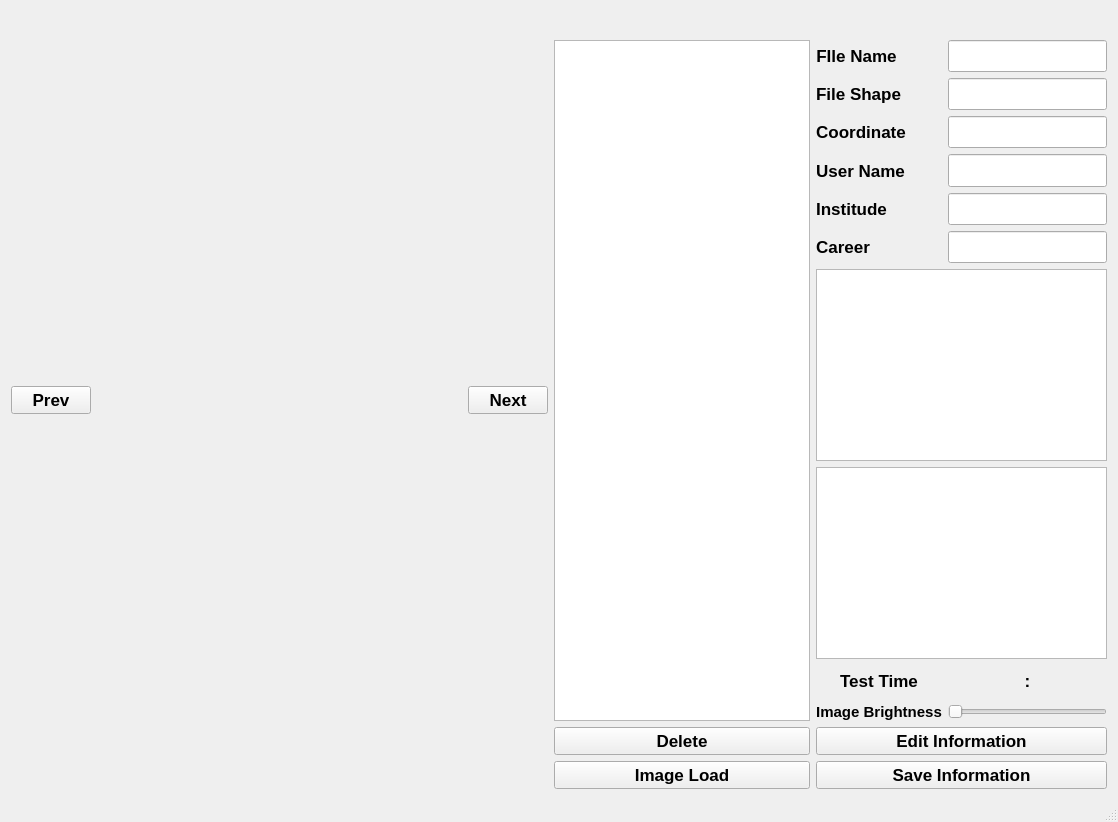
First picture: the form in Annotation_Tool_Main.ui, repository Yoon0527/Annotation_Tool_Main, before the edit.
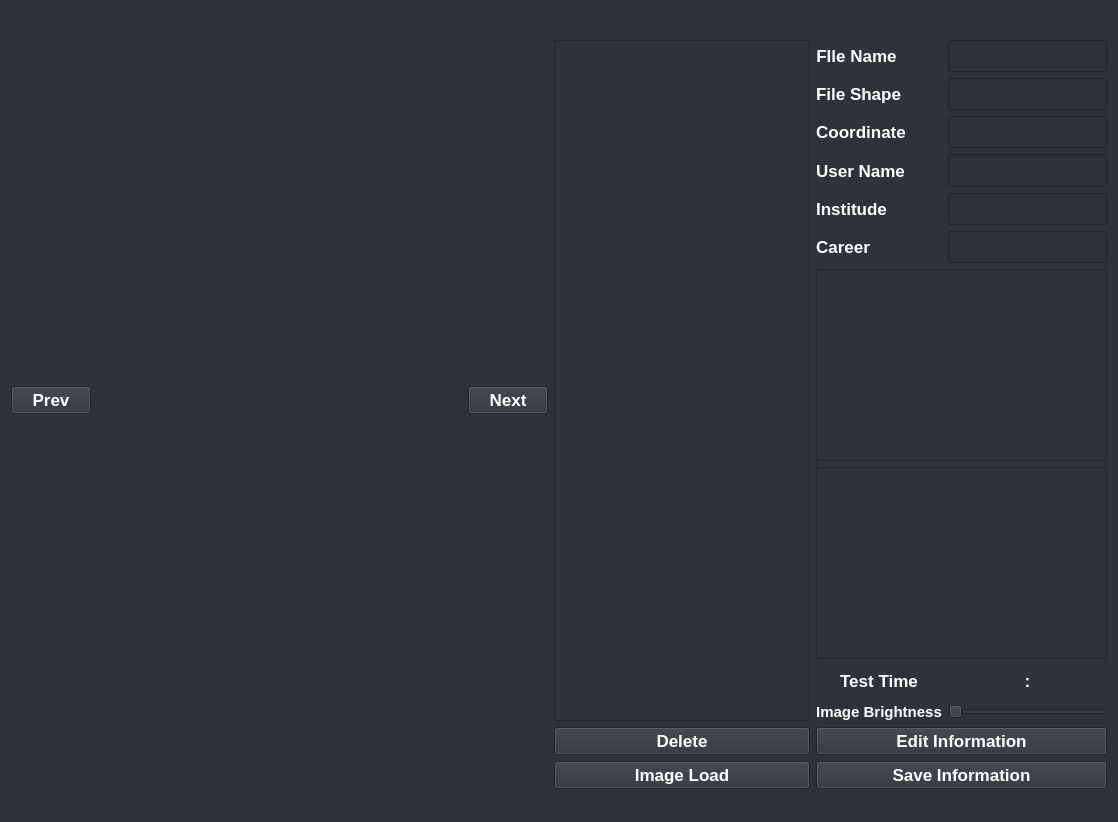
Second picture: the form after the edit.

Commit message: ui 색상 변경

```diff
--- a/Annotation_Tool_Main.ui
+++ b/Annotation_Tool_Main.ui
@@ -24,6 +24,9 @@
   <property name="windowTitle">
    <string>Annotation_Tool_Main</string>
   </property>
+  <property name="styleSheet">
+   <string notr="true">background-color:rgb(46,52,54);</string>
+  </property>
   <widget class="QWidget" name="centralWidget">
    <property name="sizePolicy">
     <sizepolicy hsizetype="Maximum" vsizetype="Maximum">
@@ -31,6 +34,9 @@
      <verstretch>0</verstretch>
     </sizepolicy>
    </property>
+   <property name="styleSheet">
+    <string notr="true">background-color:rgb(46,52,54);</string>
+   </property>
    <layout class="QGridLayout" name="gridLayout_2">
     <item row="0" column="0">
      <layout class="QHBoxLayout" name="horizontalLayout_2">
@@ -48,6 +54,9 @@
           <bold>true</bold>
          </font>
         </property>
+        <property name="styleSheet">
+         <string notr="true">color:white;</string>
+        </property>
         <property name="text">
          <string>Prev</string>
         </property>
@@ -83,6 +92,9 @@
           <bold>true</bold>
          </font>
         </property>
+        <property name="styleSheet">
+         <string notr="true">color:white;</string>
+        </property>
         <property name="text">
          <string>Next</string>
         </property>
@@ -98,6 +110,9 @@
             <bold>true</bold>
            </font>
           </property>
+          <property name="styleSheet">
+           <string notr="true">color:white;</string>
+          </property>
           <property name="text">
            <string>Save Information</string>
           </property>
@@ -111,6 +126,9 @@
             <bold>true</bold>
            </font>
           </property>
+          <property name="styleSheet">
+           <string notr="true">color:white;</string>
+          </property>
           <property name="text">
            <string>Edit Information</string>
           </property>
@@ -124,6 +142,9 @@
             <bold>true</bold>
            </font>
           </property>
+          <property name="styleSheet">
+           <string notr="true">color:white;</string>
+          </property>
           <property name="text">
            <string>Delete</string>
           </property>
@@ -137,6 +158,9 @@
             <bold>true</bold>
            </font>
           </property>
+          <property name="styleSheet">
+           <string notr="true">color:white;</string>
+          </property>
           <property name="text">
            <string>Image Load</string>
           </property>
@@ -158,6 +182,9 @@
               <bold>true</bold>
              </font>
             </property>
+            <property name="styleSheet">
+             <string notr="true">color:white;</string>
+            </property>
             <property name="readOnly">
              <bool>true</bool>
             </property>
@@ -177,6 +204,9 @@
               <bold>true</bold>
              </font>
             </property>
+            <property name="styleSheet">
+             <string notr="true">color:white;</string>
+            </property>
            </widget>
           </item>
           <item row="5" column="2">
@@ -193,6 +223,9 @@
               <bold>true</bold>
              </font>
             </property>
+            <property name="styleSheet">
+             <string notr="true">color:white;</string>
+            </property>
             <property name="readOnly">
              <bool>true</bool>
             </property>
@@ -212,6 +245,9 @@
               <bold>true</bold>
              </font>
             </property>
+            <property name="styleSheet">
+             <string notr="true">color:white;</string>
+            </property>
             <property name="text">
              <string>FIle Name</string>
             </property>
@@ -234,6 +270,9 @@
               <bold>true</bold>
              </font>
             </property>
+            <property name="styleSheet">
+             <string notr="true">color:white;</string>
+            </property>
             <property name="text">
              <string>User Name</string>
             </property>
@@ -256,6 +295,9 @@
               <bold>true</bold>
              </font>
             </property>
+            <property name="styleSheet">
+             <string notr="true">color:white;</string>
+            </property>
            </widget>
           </item>
           <item row="11" column="1">
@@ -266,6 +308,9 @@
               <bold>true</bold>
              </font>
             </property>
+            <property name="styleSheet">
+             <string notr="true">color:white;</string>
+            </property>
             <property name="text">
              <string>Image Brightness</string>
             </property>
@@ -284,6 +329,9 @@
                 <bold>true</bold>
                </font>
               </property>
+              <property name="styleSheet">
+               <string notr="true">color:white;</string>
+              </property>
               <property name="text">
                <string/>
               </property>
@@ -300,6 +348,9 @@
                 <bold>true</bold>
                </font>
               </property>
+              <property name="styleSheet">
+               <string notr="true">color:white;</string>
+              </property>
               <property name="text">
                <string>:</string>
               </property>
@@ -316,6 +367,9 @@
                 <bold>true</bold>
                </font>
               </property>
+              <property name="styleSheet">
+               <string notr="true">color:white;</string>
+              </property>
               <property name="text">
                <string/>
               </property>
@@ -331,6 +385,9 @@
               <bold>true</bold>
              </font>
             </property>
+            <property name="styleSheet">
+             <string notr="true">color:white;</string>
+            </property>
             <property name="text">
              <string>Test Time</string>
             </property>
@@ -353,6 +410,9 @@
               <bold>true</bold>
              </font>
             </property>
+            <property name="styleSheet">
+             <string notr="true">color:white;</string>
+            </property>
             <property name="readOnly">
              <bool>true</bool>
             </property>
@@ -372,6 +432,9 @@
               <bold>true</bold>
              </font>
             </property>
+            <property name="styleSheet">
+             <string notr="true">color:white;</string>
+            </property>
             <property name="text">
              <string>Career</string>
             </property>
@@ -388,6 +451,9 @@
               <verstretch>0</verstretch>
              </sizepolicy>
             </property>
+            <property name="styleSheet">
+             <string notr="true">color:white;</string>
+            </property>
             <property name="minimum">
              <number>0</number>
             </property>
@@ -413,6 +479,9 @@
               <bold>true</bold>
              </font>
             </property>
+            <property name="styleSheet">
+             <string notr="true">color:white;</string>
+            </property>
             <property name="text">
              <string>Coordinate</string>
             </property>
@@ -435,6 +504,9 @@
               <bold>true</bold>
              </font>
             </property>
+            <property name="styleSheet">
+             <string notr="true">color:white;</string>
+            </property>
             <property name="readOnly">
              <bool>true</bool>
             </property>
@@ -454,6 +526,9 @@
               <bold>true</bold>
              </font>
             </property>
+            <property name="styleSheet">
+             <string notr="true">color:white;</string>
+            </property>
             <property name="text">
              <string>Institude</string>
             </property>
@@ -476,6 +551,9 @@
               <bold>true</bold>
              </font>
             </property>
+            <property name="styleSheet">
+             <string notr="true">color:white;</string>
+            </property>
             <property name="readOnly">
              <bool>true</bool>
             </property>
@@ -495,6 +573,9 @@
               <bold>true</bold>
              </font>
             </property>
+            <property name="styleSheet">
+             <string notr="true">color:white;</string>
+            </property>
             <property name="readOnly">
              <bool>true</bool>
             </property>
@@ -514,6 +595,9 @@
               <bold>true</bold>
              </font>
             </property>
+            <property name="styleSheet">
+             <string notr="true">color:white;</string>
+            </property>
             <property name="text">
              <string>File Shape</string>
             </property>
@@ -538,6 +622,9 @@
             <bold>true</bold>
            </font>
           </property>
+          <property name="styleSheet">
+           <string notr="true">color:white;</string>
+          </property>
          </widget>
         </item>
         <item row="0" column="0" colspan="2">
@@ -548,6 +635,9 @@
             <bold>true</bold>
            </font>
           </property>
+          <property name="styleSheet">
+           <string notr="true">color:white;</string>
+          </property>
           <property name="text">
            <string/>
           </property>
```
